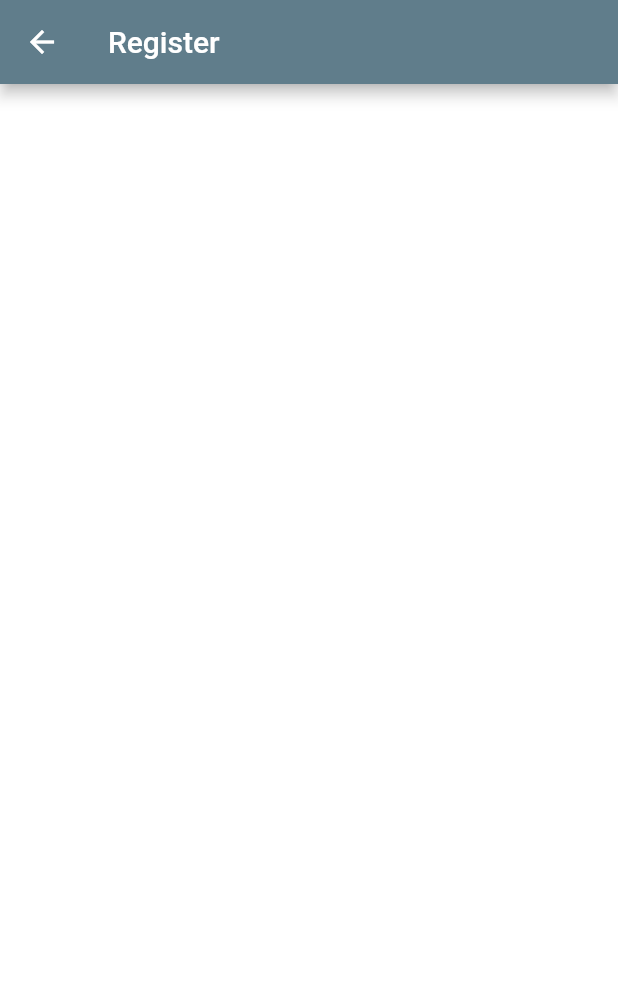
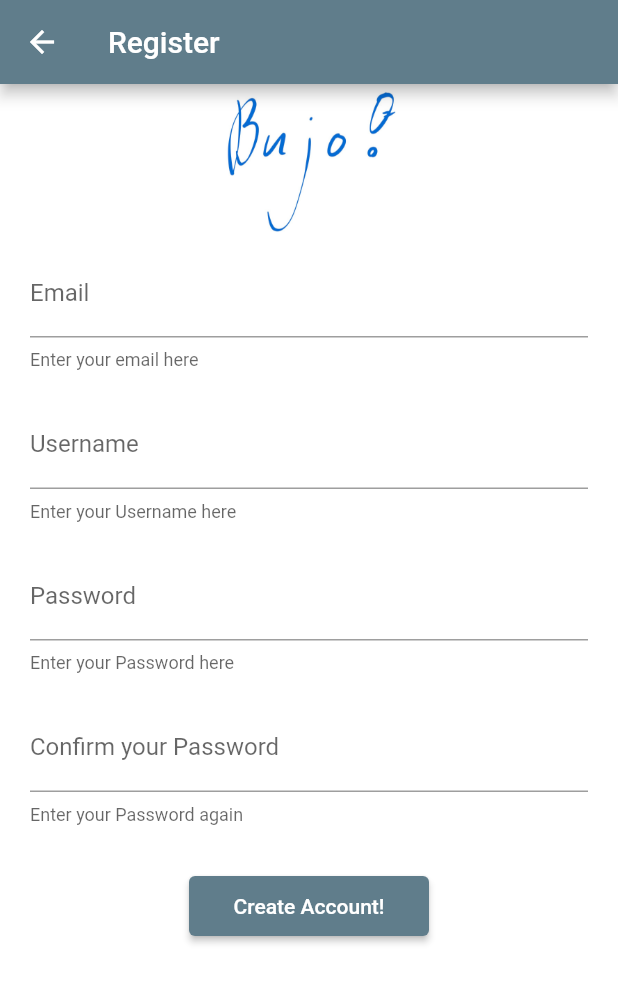
Before and after one commit to owenowenisme/Bujo-, a Flutter app: the Register screen opened directly, on a phone screen of 412 x 824 dp. Shown: the top 983 px of the screen. Run offline on Flutter 3.47's test engine with Material 2 defaults, Android fonts, the phone set to English and light mode, and no system bars; our stand-ins replace geolocator, google_maps_flutter.

```diff
--- a/bujo_v0/lib/main.dart
+++ b/bujo_v0/lib/main.dart
@@ -1,5 +1,5 @@
 import 'package:flutter/material.dart';
-import 'package:bujo_v0/pages/Login.dart';
+import 'package:bujo_v0/pages/login.dart';
 
 void main() {
   runApp(const Bujoapp());
--- a/bujo_v0/lib/pages/Register.dart
+++ b/bujo_v0/lib/pages/Register.dart
@@ -1,4 +1,6 @@
+// ignore_for_file: file_names
 import 'package:flutter/material.dart';
+import 'successful_register.dart' show SuccessfulRegister;
 
 class Register extends StatelessWidget {
   const Register({super.key});
@@ -9,6 +11,70 @@ class Register extends StatelessWidget {
         appBar: AppBar(
         title: const Text("Register"),
       ),
+      body: Column(
+        children: <Widget>[
+          SizedBox(
+            width: 200,
+            child: Center(
+                child: Image.asset(
+              'images/handwriting.jpeg',
+              height: 100,
+            )),
+          ),
+          Container(
+          padding: const EdgeInsets.symmetric(vertical: 10.0, horizontal: 20.0),
+          child:
+          TextFormField(
+              decoration: (const InputDecoration(
+                labelText: ("Email"),
+                helperText: "Enter your email here",
+              )),
+            )
+          ),
+          Container(
+          padding: const EdgeInsets.symmetric(vertical: 10.0, horizontal: 20.0),
+          child:
+          TextFormField(
+              decoration: (const InputDecoration(
+                labelText: ("Username"),
+                helperText: "Enter your Username here",
+              )),
+            )
+          ),
+          Container(
+          padding: const EdgeInsets.symmetric(vertical: 10.0, horizontal: 20.0),
+          child:
+          TextFormField(
+              decoration: (const InputDecoration(
+                labelText: ("Password"),
+                helperText: "Enter your Password here",
+              )),
+            )
+          ),
+          Container(
+          padding: const EdgeInsets.symmetric(vertical: 10.0, horizontal: 20.0),
+          child:
+          TextFormField(
+              decoration: (const InputDecoration(
+                labelText: ("Confirm your Password"),
+                helperText: "Enter your Password again",
+              )),
+            )
+          ),
+          Container(
+          padding: const EdgeInsets.symmetric(vertical: 20.0, horizontal: 20.0),
+          child:ElevatedButton(
+                      style: const ButtonStyle(
+                          minimumSize: MaterialStatePropertyAll(Size(160, 40))),
+                      child: const Text('Create Account!'),
+                      onPressed: () {
+                        Navigator.pushReplacement(context, MaterialPageRoute(
+                                 builder: ((context) => const SuccessfulRegister())));
+                      },
+                    ),
+          ),
+        ],
+      )
     );
   }
 }
--- a/bujo_v0/pubspec.yaml
+++ b/bujo_v0/pubspec.yaml
@@ -38,6 +38,7 @@ dependencies:
   cupertino_icons: ^1.0.2
   location: ^4.2.0
   google_maps_flutter: ^2.2.3
+  geolocator: ^9.0.2
 
 dev_dependencies:
   flutter_test:
```
Also changed, not shown: bujo_v0/lib/pages/Login.dart (+11 -11 lines), bujo_v0/lib/pages/Map.dart (+95 -31 lines), bujo_v0/lib/pages/successful_register.dart (added, +13 -0 lines), 5 other files.
